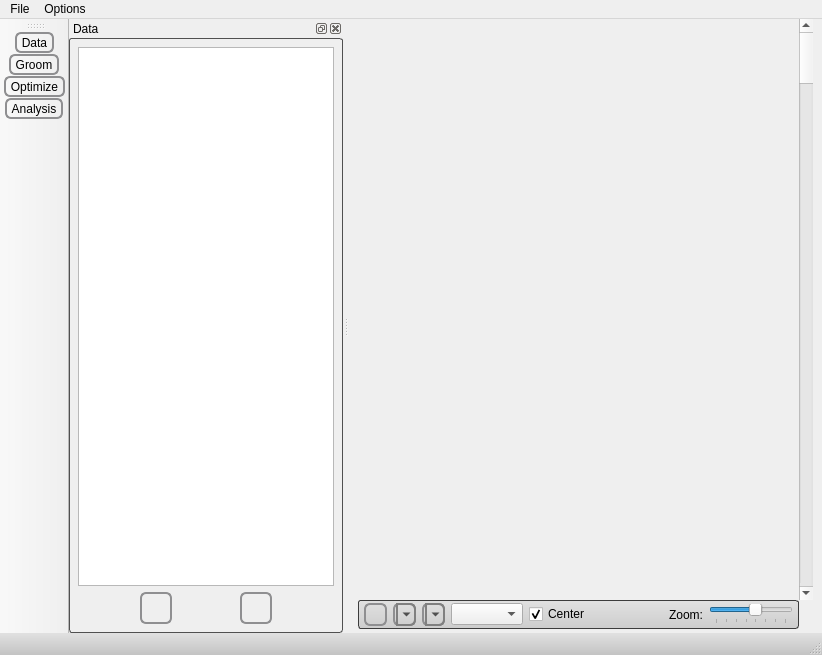
First picture: the form in src/Application/Visualization/ShapeWorksStudioApp.ui, repository SCIInstitute/ShapeWorks, before the edit.
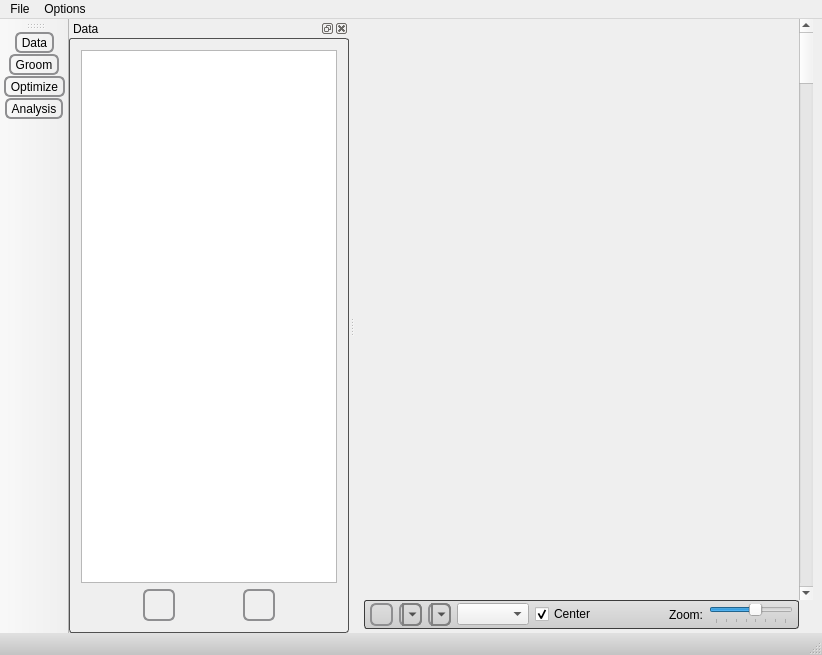
Second picture: the form after the edit. Icons and pictures are not drawn. Custom widgets are drawn as their Qt base class.

Commit message: grays out original/groomed when on mean/pca. closes #70

Diff of the .ui file:
```diff
--- a/src/Application/Visualization/ShapeWorksStudioApp.ui
+++ b/src/Application/Visualization/ShapeWorksStudioApp.ui
@@ -624,6 +624,21 @@
    </attribute>
    <widget class="QWidget" name="dockWidgetContents">
     <layout class="QVBoxLayout" name="verticalLayout">
+     <property name="spacing">
+      <number>12</number>
+     </property>
+     <property name="leftMargin">
+      <number>12</number>
+     </property>
+     <property name="topMargin">
+      <number>12</number>
+     </property>
+     <property name="rightMargin">
+      <number>12</number>
+     </property>
+     <property name="bottomMargin">
+      <number>12</number>
+     </property>
      <item>
       <widget class="QStackedWidget" name="stacked_widget">
        <property name="currentIndex">
```
Left out of the diff: 2 changed lines with no effect on the pictures. The commit also changes 1 other file.
